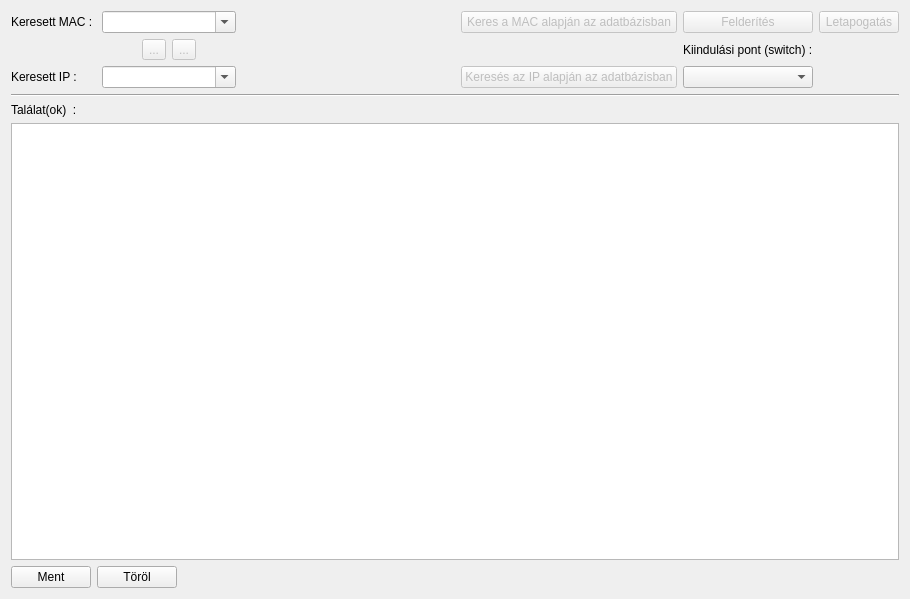
Qt form lv2g/findbymac.ui (csikfer/lanview2) before a commit.
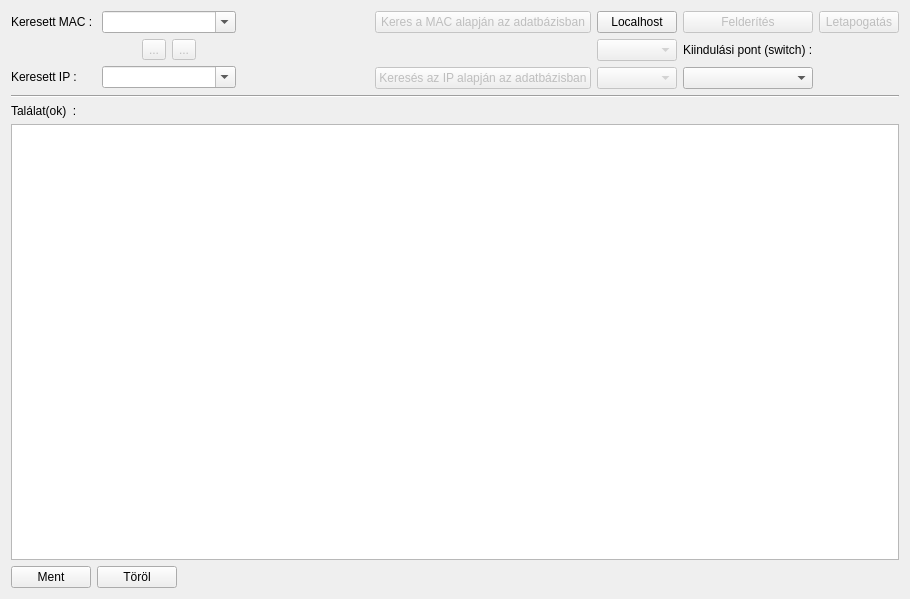
The same form after that commit. Icons and pictures are not drawn.

```diff
--- a/lv2g/findbymac.ui
+++ b/lv2g/findbymac.ui
@@ -167,6 +167,45 @@
          <property name="text">
           <string>Keresés az IP alapján az adatbázisban</string>
          </property>
+         <property name="icon">
+          <iconset resource="lv2g.qrc">
+           <normaloff>:/icons/db_update.ico</normaloff>:/icons/db_update.ico</iconset>
+         </property>
+        </widget>
+       </item>
+      </layout>
+     </item>
+     <item>
+      <layout class="QVBoxLayout" name="verticalLayout_4">
+       <property name="leftMargin">
+        <number>0</number>
+       </property>
+       <property name="rightMargin">
+        <number>0</number>
+       </property>
+       <item>
+        <widget class="QPushButton" name="pushButtonLocalhost">
+         <property name="text">
+          <string>Localhost</string>
+         </property>
+         <property name="icon">
+          <iconset resource="lv2g.qrc">
+           <normaloff>:/icons/hwinfo.ico</normaloff>:/icons/hwinfo.ico</iconset>
+         </property>
+        </widget>
+       </item>
+       <item>
+        <widget class="QComboBox" name="comboBoxLoMac">
+         <property name="enabled">
+          <bool>false</bool>
+         </property>
+        </widget>
+       </item>
+       <item>
+        <widget class="QComboBox" name="comboBoxLoIp">
+         <property name="enabled">
+          <bool>false</bool>
+         </property>
         </widget>
        </item>
       </layout>
```
Left out of the diff: 12 changed lines with no effect on the pictures.
